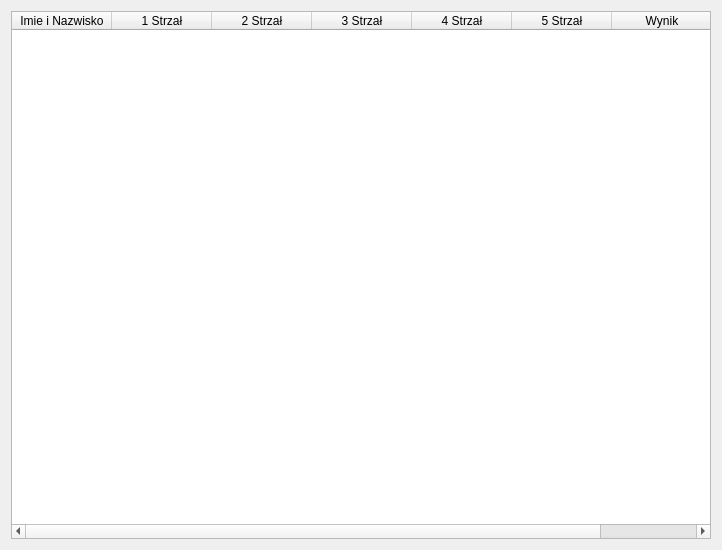
Old version of the form Ui_Files/Tabelka5Strzałów.ui in the repository Verter18328/SOKs_LOK.
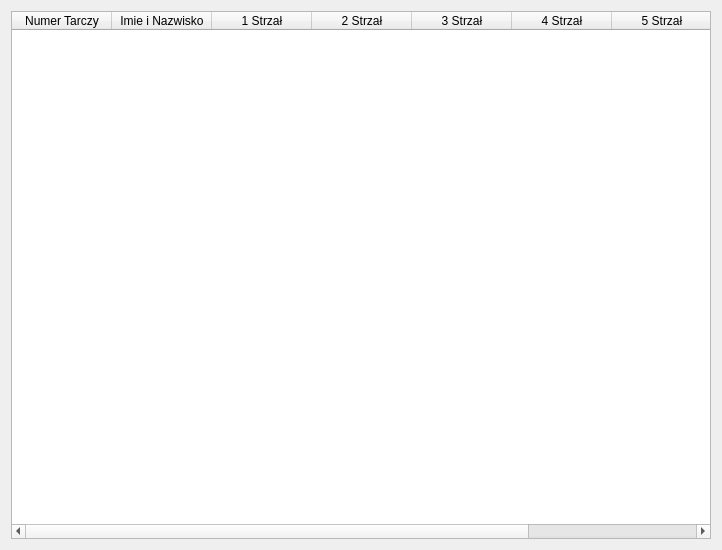
New version of the form.

Commit message:
Add row insertion and update table UIs
Connect the add-result button to a new handler that inserts a row into the current tab's table and hide table vertical headers. Update dialog layout item positions in NoweZawodyDialog.ui. Change table grid style from DashLine to SolidLine and add a "Numer Tarczy" column to the 5- and 10-shot tables; for TabelkaZapadki.ui add a new column and rename "1 Zapadka" to "Numer Tarczy". (Compiled .pyc updated accordingly.)

Diff of the .ui file:
```diff
--- a/Ui_Files/Tabelka5Strzałów.ui
+++ b/Ui_Files/Tabelka5Strzałów.ui
@@ -29,11 +29,16 @@
       <enum>QAbstractScrollArea::SizeAdjustPolicy::AdjustToContents</enum>
      </property>
      <property name="gridStyle">
-      <enum>Qt::PenStyle::DashLine</enum>
+      <enum>Qt::PenStyle::SolidLine</enum>
      </property>
      <property name="sortingEnabled">
       <bool>false</bool>
      </property>
+     <column>
+      <property name="text">
+       <string>Numer Tarczy</string>
+      </property>
+     </column>
      <column>
       <property name="text">
        <string>Imie i Nazwisko</string>
```
The commit also changes 5 other files.
